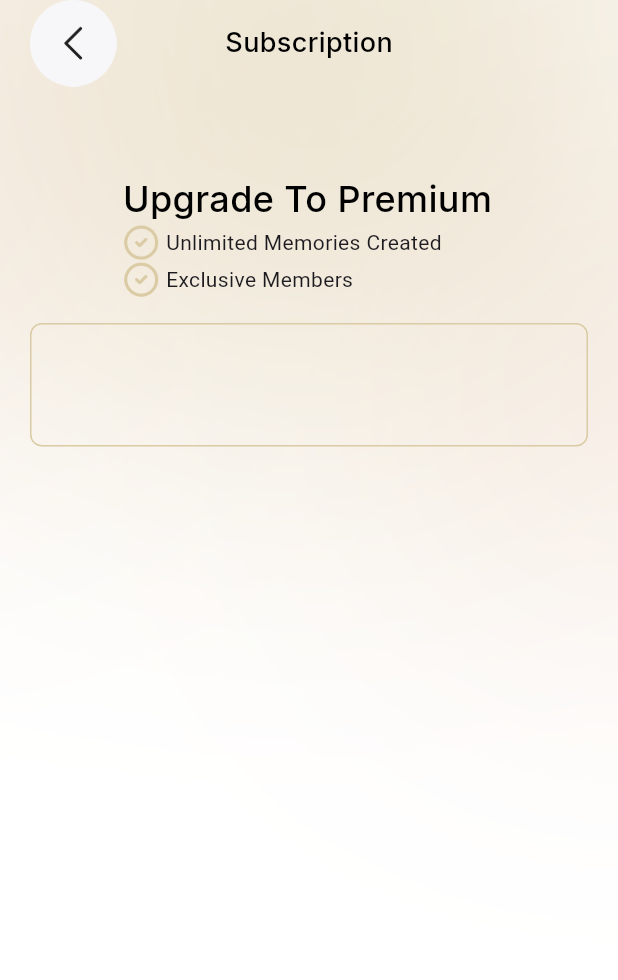
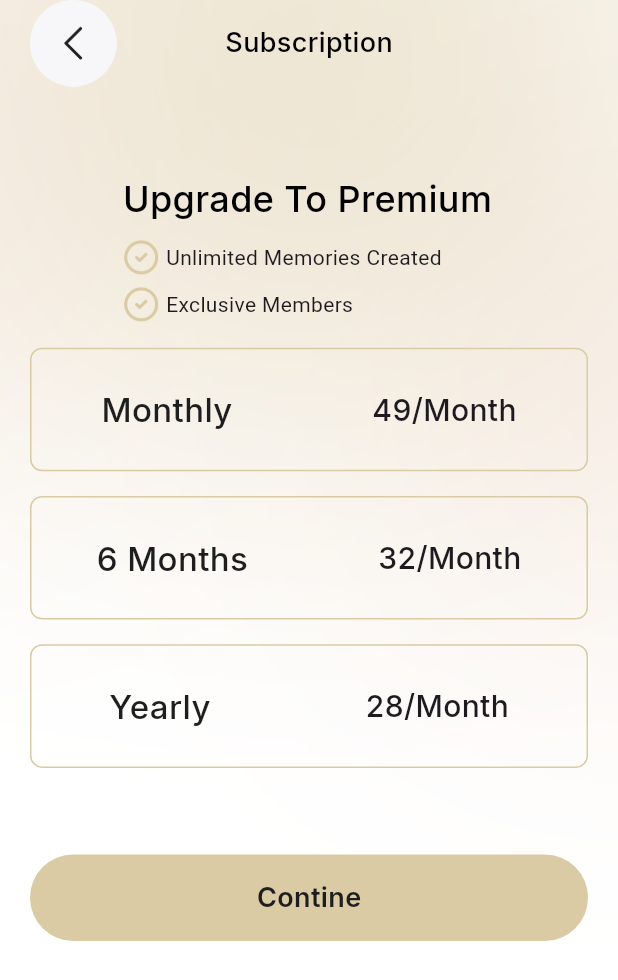
Before and after one commit to rayhantmt/Adeleade, a Flutter app: the SubscriptionScreenView screen opened by its route, on a phone screen of 412 x 824 dp. Shown: the top 980 px of the screen. Run offline on Flutter 3.47's test engine with Material 3 defaults, Android fonts, the phone set to English and light mode, and no system bars; our stand-ins replace get, google_fonts.

Commit message:
done with everything except chat details screen

```diff
--- a/lib/modules/subscriptions_screen/subscription_screen_view.dart
+++ b/lib/modules/subscriptions_screen/subscription_screen_view.dart
@@ -1,6 +1,7 @@
 import 'package:flutter/material.dart';
 import 'package:get/get.dart';
 import 'package:google_fonts/google_fonts.dart';
+import 'package:mementum/utils/app_colors.dart';
 import 'package:mementum/utils/app_images.dart';
 
 class SubscriptionScreenView extends StatelessWidget {
@@ -66,6 +67,7 @@ class SubscriptionScreenView extends StatelessWidget {
                               color: Colors.black,
                             ),
                           ),
+                          SizedBox(height: Get.height*0.012,),
                           Row(
                             children: [
                               Image.asset(
@@ -77,6 +79,7 @@ class SubscriptionScreenView extends StatelessWidget {
                               Text('Unlimited Memories Created'),
                             ],
                           ),
+                          SizedBox(height: Get.height*0.008,),
                           Row(
                             children: [
                               Image.asset(
@@ -89,20 +92,112 @@ class SubscriptionScreenView extends StatelessWidget {
                             ],
                           ),
                           SizedBox(height: Get.height * 0.02),
-
                         ],
                       ),
                     ],
                   ),
                   Container(
-                    height: Get.height*0.1,
+                    height: Get.height * 0.1,
                     width: double.infinity,
                     decoration: BoxDecoration(
                       borderRadius: BorderRadius.circular(8),
-                      border: Border.all(
-                        width: 1,
-                        color: Color(0xffDACBA4)
-                      )
+                      border: Border.all(width: 1, color: Color(0xffDACBA4)),
+                    ),
+                    child: Row(
+                      mainAxisAlignment: MainAxisAlignment.spaceAround,
+                      children: [
+                        Text(
+                          'Monthly',
+                          style: GoogleFonts.inter(
+                            fontWeight: FontWeight.w500,
+                            fontSize: 22,
+                            color: Color(0xff1E1E1E),
+                          ),
+                        ),
+                        Text(
+                          '49/Month',
+                          style: GoogleFonts.inter(
+                            fontWeight: FontWeight.w500,
+                            fontSize: 20,
+                          ),
+                        ),
+                      ],
+                    ),
+                  ),
+                  SizedBox(height: Get.height*0.02,),
+                  Container(
+                    height: Get.height * 0.1,
+                    width: double.infinity,
+                    decoration: BoxDecoration(
+                      borderRadius: BorderRadius.circular(8),
+                      border: Border.all(width: 1, color: Color(0xffDACBA4)),
+                    ),
+                    child: Row(
+                      mainAxisAlignment: MainAxisAlignment.spaceAround,
+                      children: [
+                        Text(
+                          '6 Months',
+                          style: GoogleFonts.inter(
+                            fontWeight: FontWeight.w500,
+                            fontSize: 22,
+                            color: Color(0xff1E1E1E),
+                          ),
+                        ),
+                        Text(
+                          '32/Month',
+                          style: GoogleFonts.inter(
+                            fontWeight: FontWeight.w500,
+                            fontSize: 20,
+                          ),
+                        ),
+                      ],
+                    ),
+                  ),
+                  SizedBox(height: Get.height*0.02,),
+                  Container(
+                    height: Get.height * 0.1,
+                    width: double.infinity,
+                    decoration: BoxDecoration(
+                      borderRadius: BorderRadius.circular(8),
+                      border: Border.all(width: 1, color: Color(0xffDACBA4)),
+                    ),
+                    child: Row(
+                      mainAxisAlignment: MainAxisAlignment.spaceAround,
+                      children: [
+                        Text(
+                          'Yearly',
+                          style: GoogleFonts.inter(
+                            fontWeight: FontWeight.w500,
+                            fontSize: 22,
+                            color: Color(0xff1E1E1E),
+                          ),
+                        ),
+                        Text(
+                          '28/Month',
+                          style: GoogleFonts.inter(
+                            fontWeight: FontWeight.w500,
+                            fontSize: 20,
+                          ),
+                        ),
+                      ],
+                    ),
+                  ),
+                  SizedBox(height: Get.height*0.07,),
+                  Container(
+                    height: Get.height*0.07,
+                    width: double.infinity,
+                    decoration: BoxDecoration(
+                      borderRadius: BorderRadius.circular(99),
+                      color: AppColors.primarycolor,
+                    ),
+                    child: Center(
+                      child: Text('Contine',
+                      style: GoogleFonts.inter(
+                        fontWeight: FontWeight.w600,
+                        fontSize: 18,
+                        color: Color(0xff1E1E1E)
+                      ),
+                      ),
                     ),
                   )
                 ],
```
